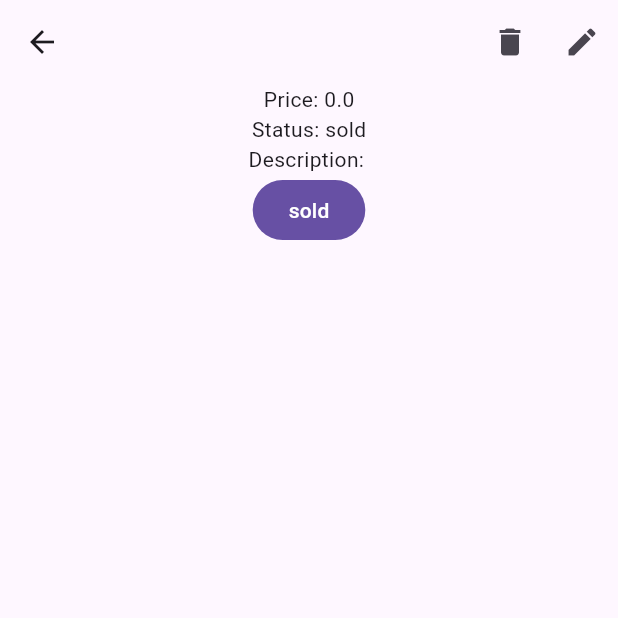
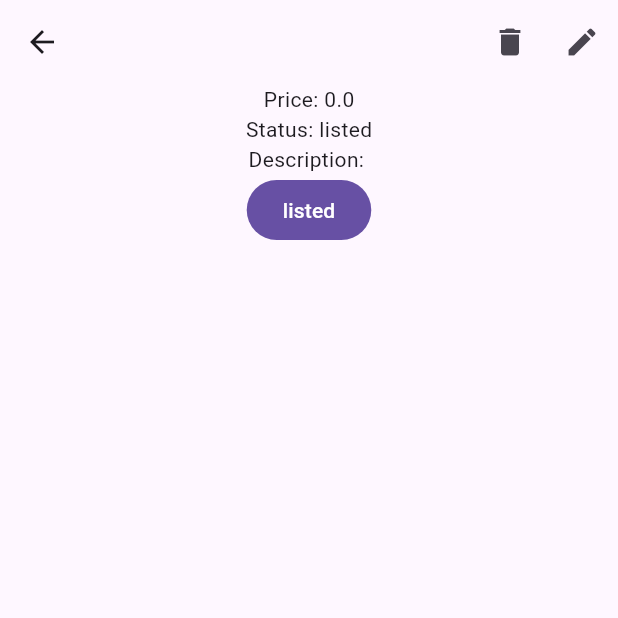
Before and after one commit to omzkiii/Sales-Tracker, a Flutter app: the Item screen opened directly with empty values, on a phone screen of 412 x 824 dp, the top half of it. Run offline on Flutter 3.47's test engine with Material 3 defaults, Android fonts, the phone set to English and light mode, and no system bars; our stand-ins replace sqflite; accounts and stored records are empty.

```diff
--- a/lib/views/item.dart
+++ b/lib/views/item.dart
@@ -22,13 +22,14 @@ class _ItemState extends State<Item> {
   @override
   void initState() {
     super.initState();
-    status = widget.item.status == "sold" ? "listed" : "sold";
+    status = widget.item.status;
     listing = widget.item;
   }
 
   @override
   Widget build(BuildContext context) {
     var expenseNotifier = ExpenseNotifier();
+    print("ITEM RELOAD: ${widget.item.status}");
     return Scaffold(
       appBar: AppBar(
         title: Text(listing.name),
```
Also changed, not shown: lib/main.dart (+20 -4 lines), lib/views/listings.dart (+7 -1 lines).
